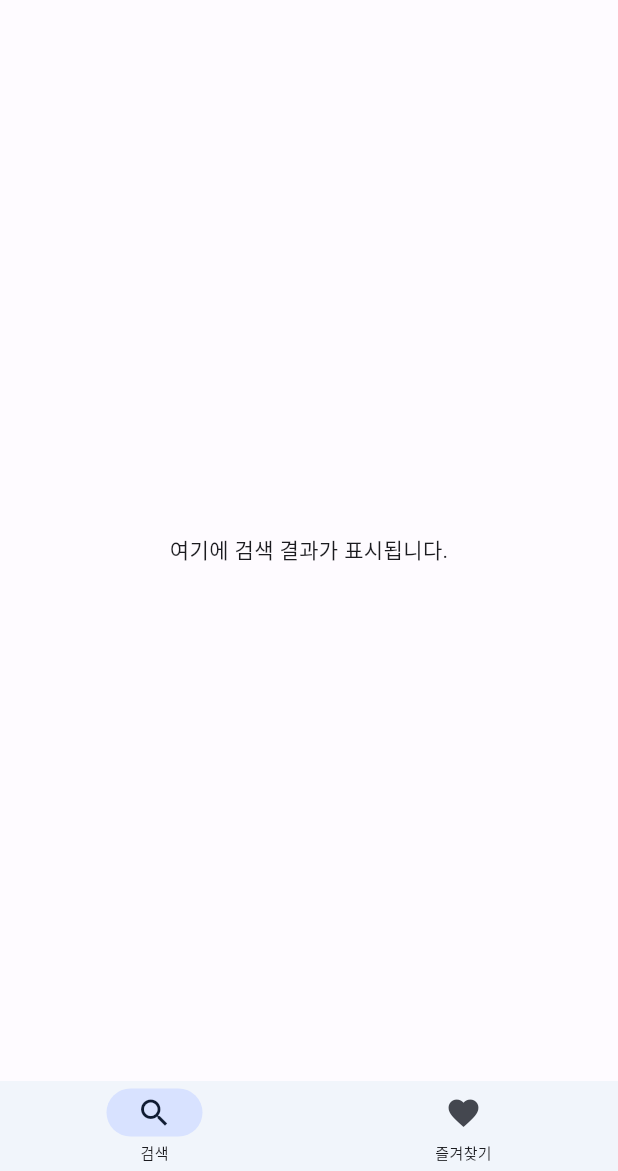
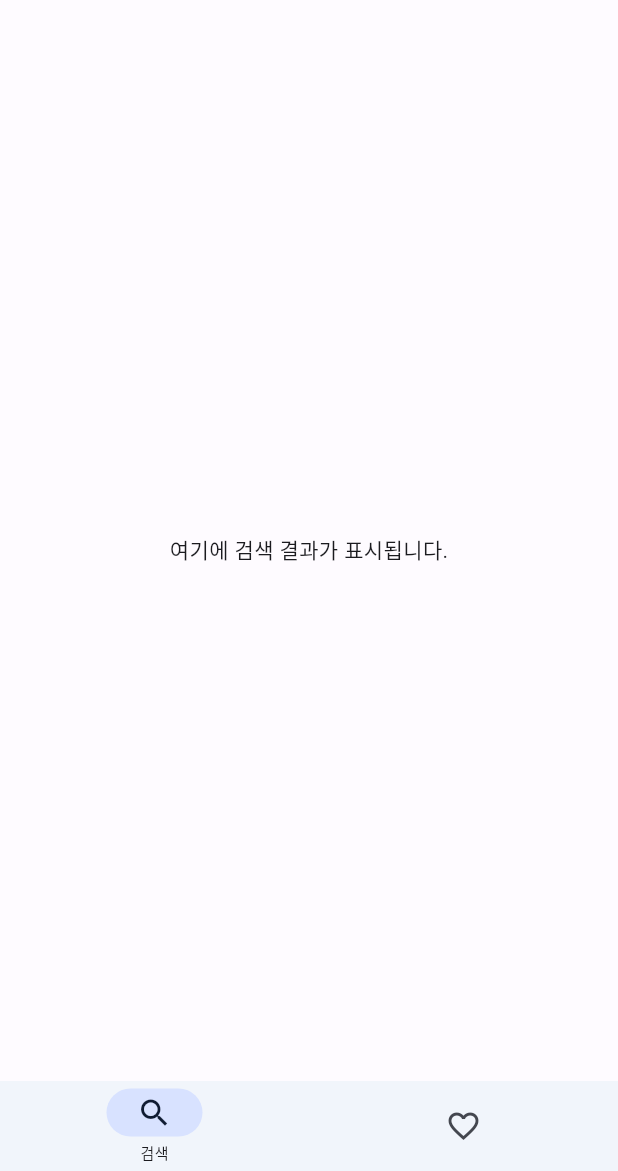
Before and after one commit to JackDinealKIM/flutter-image-search-bloc-clean-architecture, a Flutter app: the screen it shows after launch, on a phone screen of 412 x 824 dp, the part 65-1236 px from its top. Run offline on Flutter 3.47's test engine with Material 2 defaults, Android fonts, the phone set to English and light mode, and no system bars.

Commit message:
feat: add pages(search, favorite)

```diff
--- a/lib/main.dart
+++ b/lib/main.dart
@@ -1,4 +1,7 @@
 import 'package:flutter/material.dart';
+import 'package:search_images/presentation/pages/favorite_page.dart';
+
+import 'presentation/pages/search_page.dart';
 
 void main() {
   WidgetsFlutterBinding.ensureInitialized();
@@ -33,23 +36,18 @@ class MainPage extends StatefulWidget {
 class _MainPageState extends State<MainPage> {
   int index = 0;
 
+  final screens = [
+    const SearchPage(),
+    const FavoritePage(),
+  ];
+
   @override
   Widget build(BuildContext context) {
     return Scaffold(
       appBar: AppBar(
         title: const Text('이미지 검색'),
       ),
-      body: Center(
-        child: Column(
-          mainAxisAlignment: MainAxisAlignment.center,
-          children: <Widget>[
-            Text(
-              '여기에 검색 결과가 표시됩니다.',
-              style: Theme.of(context).textTheme.bodyMedium,
-            ),
-          ],
-        ),
-      ),
+      body: screens[index],
       bottomNavigationBar: NavigationBarTheme(
         data: NavigationBarThemeData(
           // indicatorColor: Colors.blue.shade100,
@@ -61,17 +59,21 @@ class _MainPageState extends State<MainPage> {
           ),
         ),
         child: NavigationBar(
+          labelBehavior: NavigationDestinationLabelBehavior.onlyShowSelected,
+          animationDuration: const Duration(milliseconds: 500),
           height: 60,
-          backgroundColor: Color(0xFFF1F5Fb),
+          backgroundColor: const Color(0xFFF1F5Fb),
           selectedIndex: index,
           onDestinationSelected: (index) => setState(() => this.index = index),
           destinations: const [
             NavigationDestination(
-              icon: Icon(Icons.search),
+              icon: Icon(Icons.search_outlined),
+              selectedIcon: Icon(Icons.search),
               label: '검색',
             ),
             NavigationDestination(
-              icon: Icon(Icons.favorite),
+              icon: Icon(Icons.favorite_outline),
+              selectedIcon: Icon(Icons.favorite),
               label: '즐겨찾기',
             ),
           ],
--- /dev/null
+++ b/lib/presentation/pages/favorite_page.dart
@@ -0,0 +1,25 @@
+import 'package:flutter/material.dart';
+
+class FavoritePage extends StatefulWidget {
+  const FavoritePage({Key? key}) : super(key: key);
+
+  @override
+  State<FavoritePage> createState() => _FavoritePageState();
+}
+
+class _FavoritePageState extends State<FavoritePage> {
+  @override
+  Widget build(BuildContext context) {
+    return Center(
+      child: Column(
+        mainAxisAlignment: MainAxisAlignment.center,
+        children: <Widget>[
+          Text(
+            '여기에 즐겨찾기가 표시됩니다.',
+            style: Theme.of(context).textTheme.bodyMedium,
+          ),
+        ],
+      ),
+    );
+  }
+}
--- /dev/null
+++ b/lib/presentation/pages/search_page.dart
@@ -0,0 +1,25 @@
+import 'package:flutter/material.dart';
+
+class SearchPage extends StatefulWidget {
+  const SearchPage({Key? key}) : super(key: key);
+
+  @override
+  State<SearchPage> createState() => _SearchPageState();
+}
+
+class _SearchPageState extends State<SearchPage> {
+  @override
+  Widget build(BuildContext context) {
+    return Center(
+      child: Column(
+        mainAxisAlignment: MainAxisAlignment.center,
+        children: <Widget>[
+          Text(
+            '여기에 검색 결과가 표시됩니다.',
+            style: Theme.of(context).textTheme.bodyMedium,
+          ),
+        ],
+      ),
+    );
+  }
+}
```
